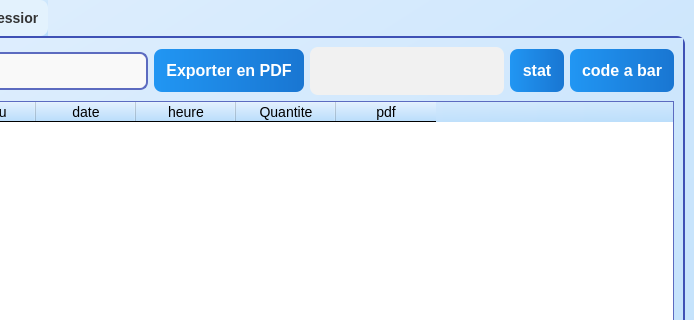
First picture: the form in mainwindow.ui, repository azizjalloul1/projet-c-CODEHEXA, before the edit; both pictures show x 276 to 970 and y 0 to 320 of the 970 by 645 pixel window.
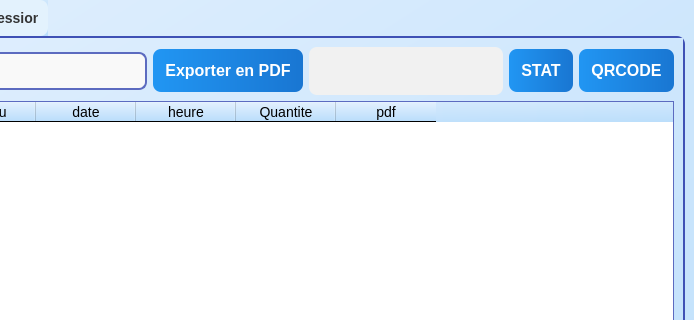
Second picture: the form after the edit. The open tabs and pages were chosen to show the change.

```diff
--- a/mainwindow.ui
+++ b/mainwindow.ui
@@ -406,14 +406,14 @@
         <item>
          <widget class="QPushButton" name="stat">
           <property name="text">
-           <string>stat</string>
+           <string>STAT</string>
           </property>
          </widget>
         </item>
         <item>
          <widget class="QPushButton" name="codebar">
           <property name="text">
-           <string>code a bar</string>
+           <string>QRCODE</string>
           </property>
          </widget>
         </item>
```
